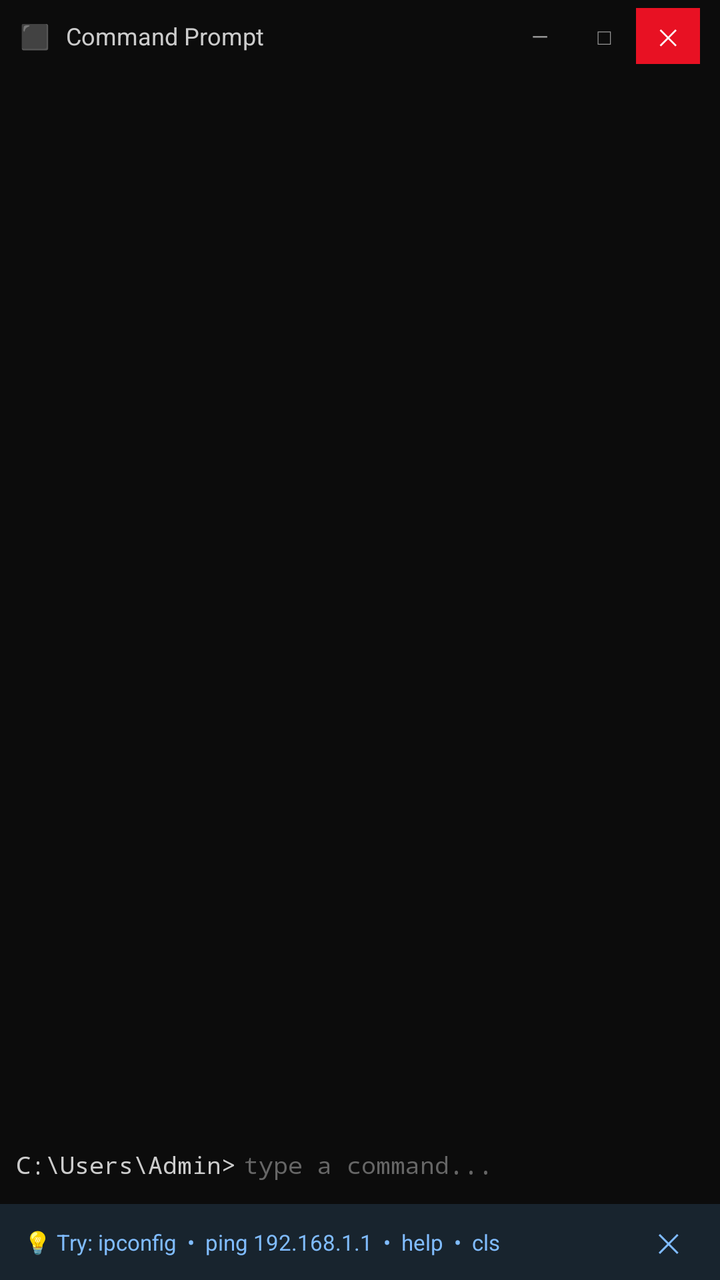
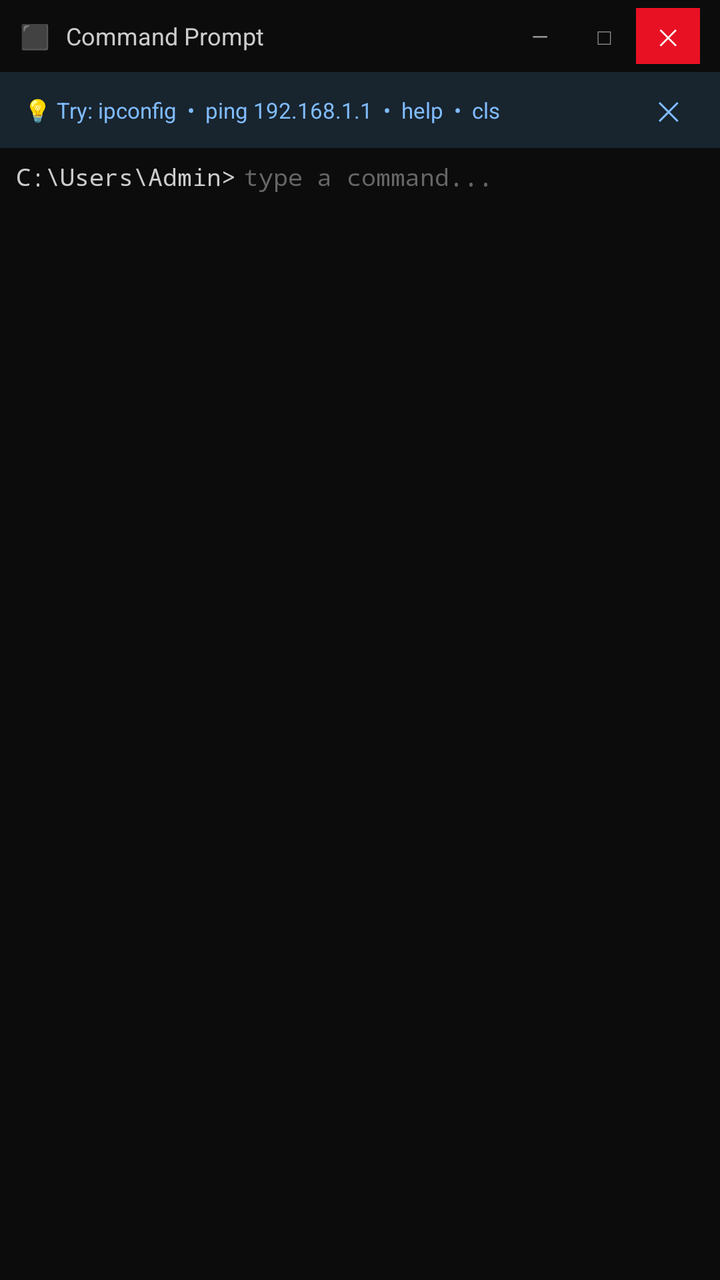

Screens rendered from an Android XML layout before and after an edit, with the pre-edit source and the edit as a unified diff.
<!-- AndroidManifest.xml: application theme Theme.ServerMasterNCII -->
<!-- res/layout/fragment_terminal_emulator.xml -->
<?xml version="1.0" encoding="utf-8"?>
<LinearLayout
    xmlns:android="http://schemas.android.com/apk/res/android"
    xmlns:app="http://schemas.android.com/apk/res-auto"
    xmlns:tools="http://schemas.android.com/tools"
    android:layout_width="match_parent"
    android:layout_height="match_parent"
    android:orientation="vertical"
    android:background="#1B1B1B"
    tools:context=".TerminalEmulatorFragment">

    <LinearLayout
        android:id="@+id/titleBar"
        android:layout_width="match_parent"
        android:layout_height="36dp"
        android:background="#0C0C0C"
        android:gravity="center_vertical"
        android:orientation="horizontal"
        android:paddingHorizontal="10dp">

        <TextView
            android:layout_width="wrap_content"
            android:layout_height="wrap_content"
            android:text="⬛"
            android:textSize="12sp" />

        <TextView
            android:layout_width="0dp"
            android:layout_height="wrap_content"
            android:layout_weight="1"
            android:layout_marginStart="8dp"
            android:text="Command Prompt"
            android:textColor="#CCCCCC"
            android:textSize="12sp"
            android:fontFamily="sans-serif" />

        <TextView
            android:id="@+id/btnWinMinimize"
            android:layout_width="32dp"
            android:layout_height="28dp"
            android:gravity="center"
            android:text="—"
            android:textColor="#999999"
            android:textSize="11sp"
            android:background="?attr/selectableItemBackground" />

        <TextView
            android:id="@+id/btnWinMaximize"
            android:layout_width="32dp"
            android:layout_height="28dp"
            android:gravity="center"
            android:text="□"
            android:textColor="#999999"
            android:textSize="11sp"
            android:background="?attr/selectableItemBackground" />

        <TextView
            android:id="@+id/btnWinClose"
            android:layout_width="32dp"
            android:layout_height="28dp"
            android:gravity="center"
            android:text="✕"
            android:textColor="#FFFFFF"
            android:textSize="11sp"
            android:background="@color/win_close_btn" />
    </LinearLayout>

    <ScrollView
        android:id="@+id/scrollOutput"
        android:layout_width="match_parent"
        android:layout_height="0dp"
        android:layout_weight="1"
        android:background="#0C0C0C"
        android:paddingHorizontal="8dp"
        android:paddingTop="8dp"
        android:scrollbars="vertical"
        android:fadeScrollbars="true"
        android:fillViewport="true">

        <TextView
            android:id="@+id/tvOutput"
            android:layout_width="match_parent"
            android:layout_height="wrap_content"
            android:fontFamily="monospace"
            android:textColor="#CCCCCC"
            android:textSize="12sp"
            android:lineSpacingMultiplier="1.25"
            android:textIsSelectable="true" />
    </ScrollView>

    <LinearLayout
        android:layout_width="match_parent"
        android:layout_height="wrap_content"
        android:orientation="horizontal"
        android:background="#0C0C0C"
        android:gravity="bottom"
        android:paddingHorizontal="8dp"
        android:paddingBottom="12dp">

        <TextView
            android:id="@+id/tvPrompt"
            android:layout_width="wrap_content"
            android:layout_height="wrap_content"
            android:text="C:\\Users\\Admin>"
            android:textColor="#CCCCCC"
            android:textSize="12sp"
            android:fontFamily="monospace"
            android:includeFontPadding="false" />

        <EditText
            android:id="@+id/etInput"
            android:layout_width="0dp"
            android:layout_height="wrap_content"
            android:layout_weight="1"
            android:background="@android:color/transparent"
            android:textColor="#CCCCCC"
            android:textColorHint="#666666"
            android:textSize="12sp"
            android:fontFamily="monospace"
            android:hint="type a command..."
            android:inputType="text"
            android:imeOptions="actionDone"
            android:maxLines="1"
            android:singleLine="true"
            android:textCursorDrawable="@null"
            android:paddingStart="4dp"
            android:paddingTop="0dp"
            android:paddingBottom="0dp"
            android:includeFontPadding="false"
            android:minHeight="0dp" />
    </LinearLayout>

    <LinearLayout
        android:id="@+id/hintBanner"
        android:layout_width="match_parent"
        android:layout_height="wrap_content"
        android:orientation="horizontal"
        android:background="#1A0078D4"
        android:gravity="center_vertical"
        android:paddingHorizontal="12dp"
        android:paddingVertical="10dp">

        <TextView
            android:layout_width="0dp"
            android:layout_height="wrap_content"
            android:layout_weight="1"
            android:text="💡 Try: ipconfig  •  ping 192.168.1.1  •  help  •  cls"
            android:textColor="#80BCFF"
            android:textSize="11sp"
            android:fontFamily="sans-serif" />

        <TextView
            android:id="@+id/btnDismissHint"
            android:layout_width="wrap_content"
            android:layout_height="wrap_content"
            android:text="✕"
            android:textColor="#80BCFF"
            android:textSize="13sp"
            android:paddingHorizontal="8dp"
            android:background="?attr/selectableItemBackground" />
    </LinearLayout>

</LinearLayout>
<!-- resources referenced by this layout -->
<resources>
  <color name="win_close_btn">#FFE81123</color>
  <style name="Theme.ServerMasterNCII" parent="Theme.ServerMasterNCII.CyberDark" />
  <style name="Theme.ServerMasterNCII.CyberDark" parent="Theme.Material3.DayNight.NoActionBar">
          <item name="colorPrimary">@color/cyber_neon_green</item>
          <item name="colorOnPrimary">@color/cyber_bg_primary</item>
          <item name="colorPrimaryContainer">@color/cyber_neon_green_dim</item>
          <item name="colorOnPrimaryContainer">@color/cyber_neon_green</item>
          <item name="android:colorBackground">@color/cyber_bg_deepest</item>
          <item name="colorSurface">@color/cyber_bg_surface</item>
          <item name="colorOnSurface">@color/cyber_text_primary</item>
          <item name="colorSurfaceVariant">@color/cyber_bg_card</item>
          <item name="colorOnSurfaceVariant">@color/cyber_text_secondary</item>
          <item name="android:windowDrawsSystemBarBackgrounds">true</item>
          <item name="android:navigationBarColor">@color/cyber_bg_deepest</item>
          <item name="android:statusBarColor">@color/cyber_bg_deepest</item>
          <item name="android:windowLightStatusBar">false</item>
          <item name="android:windowLightNavigationBar">false</item>
      </style>
  <color name="cyber_neon_green">#FF3DFF8F</color>
  <color name="cyber_bg_primary">#FF0A0A1A</color>
  <color name="cyber_neon_green_dim">#1A3DFF8F</color>
  <color name="cyber_bg_deepest">#FF0B0E11</color>
  <color name="cyber_bg_surface">#FF1A1A2E</color>
  <color name="cyber_text_primary">#FFEAEAEA</color>
  <color name="cyber_bg_card">#FF16213E</color>
  <color name="cyber_text_secondary">#FF667788</color>
</resources>

<!-- the commit's change to res/layout/fragment_terminal_emulator.xml (unified diff, before → after) -->
@@ -1,163 +1,246 @@
 <?xml version="1.0" encoding="utf-8"?>
-<LinearLayout
+<FrameLayout
     xmlns:android="http://schemas.android.com/apk/res/android"
     xmlns:app="http://schemas.android.com/apk/res-auto"
     xmlns:tools="http://schemas.android.com/tools"
     android:layout_width="match_parent"
     android:layout_height="match_parent"
-    android:orientation="vertical"
     android:background="#1B1B1B"
     tools:context=".TerminalEmulatorFragment">
 
-    <LinearLayout
-        android:id="@+id/titleBar"
-        android:layout_width="match_parent"
-        android:layout_height="36dp"
-        android:background="#0C0C0C"
-        android:gravity="center_vertical"
-        android:orientation="horizontal"
-        android:paddingHorizontal="10dp">
-
-        <TextView
-            android:layout_width="wrap_content"
-            android:layout_height="wrap_content"
-            android:text="⬛"
-            android:textSize="12sp" />
-
-        <TextView
-            android:layout_width="0dp"
-            android:layout_height="wrap_content"
-            android:layout_weight="1"
-            android:layout_marginStart="8dp"
-            android:text="Command Prompt"
-            android:textColor="#CCCCCC"
-            android:textSize="12sp"
-            android:fontFamily="sans-serif" />
-
-        <TextView
-            android:id="@+id/btnWinMinimize"
-            android:layout_width="32dp"
-            android:layout_height="28dp"
-            android:gravity="center"
-            android:text="—"
-            android:textColor="#999999"
-            android:textSize="11sp"
-            android:background="?attr/selectableItemBackground" />
-
-        <TextView
-            android:id="@+id/btnWinMaximize"
-            android:layout_width="32dp"
-            android:layout_height="28dp"
-            android:gravity="center"
-            android:text="□"
-            android:textColor="#999999"
-            android:textSize="11sp"
-            android:background="?attr/selectableItemBackground" />
-
-        <TextView
-            android:id="@+id/btnWinClose"
-            android:layout_width="32dp"
-            android:layout_height="28dp"
-            android:gravity="center"
-            android:text="✕"
-            android:textColor="#FFFFFF"
-            android:textSize="11sp"
-            android:background="@color/win_close_btn" />
-    </LinearLayout>
-
-    <ScrollView
-        android:id="@+id/scrollOutput"
-        android:layout_width="match_parent"
-        android:layout_height="0dp"
-        android:layout_weight="1"
-        android:background="#0C0C0C"
-        android:paddingHorizontal="8dp"
-        android:paddingTop="8dp"
-        android:scrollbars="vertical"
-        android:fadeScrollbars="true"
-        android:fillViewport="true">
-
-        <TextView
-            android:id="@+id/tvOutput"
-            android:layout_width="match_parent"
-            android:layout_height="wrap_content"
-            android:fontFamily="monospace"
-            android:textColor="#CCCCCC"
-            android:textSize="12sp"
-            android:lineSpacingMultiplier="1.25"
-            android:textIsSelectable="true" />
-    </ScrollView>
+    
+    
+    
 
     <LinearLayout
         android:layout_width="match_parent"
-        android:layout_height="wrap_content"
-        android:orientation="horizontal"
-        android:background="#0C0C0C"
-        android:gravity="bottom"
-        android:paddingHorizontal="8dp"
-        android:paddingBottom="12dp">
-
-        <TextView
-            android:id="@+id/tvPrompt"
-            android:layout_width="wrap_content"
+        android:layout_height="match_parent"
+        android:orientation="vertical">
+
+        <LinearLayout
+            android:id="@+id/titleBar"
+            android:layout_width="match_parent"
+            android:layout_height="36dp"
+            android:background="#0C0C0C"
+            android:gravity="center_vertical"
+            android:orientation="horizontal"
+            android:paddingHorizontal="10dp">
+
+            <TextView
+                android:layout_width="wrap_content"
+                android:layout_height="wrap_content"
+                android:text="⬛"
+                android:textSize="12sp" />
+
+            <TextView
+                android:layout_width="0dp"
+                android:layout_height="wrap_content"
+                android:layout_weight="1"
+                android:layout_marginStart="8dp"
+                android:text="Command Prompt"
+                android:textColor="#CCCCCC"
+                android:textSize="12sp"
+                android:fontFamily="sans-serif" />
+
+            <TextView
+                android:id="@+id/btnWinMinimize"
+                android:layout_width="32dp"
+                android:layout_height="28dp"
+                android:gravity="center"
+                android:text="—"
+                android:textColor="#999999"
+                android:textSize="11sp"
+                android:background="?attr/selectableItemBackground" />
+
+            <TextView
+                android:id="@+id/btnWinMaximize"
+                android:layout_width="32dp"
+                android:layout_height="28dp"
+                android:gravity="center"
+                android:text="□"
+                android:textColor="#999999"
+                android:textSize="11sp"
+                android:background="?attr/selectableItemBackground" />
+
+            <TextView
+                android:id="@+id/btnWinClose"
+                android:layout_width="32dp"
+                android:layout_height="28dp"
+                android:gravity="center"
+                android:text="✕"
+                android:textColor="#FFFFFF"
+                android:textSize="11sp"
+                android:background="@color/win_close_btn" />
+        </LinearLayout>
+
+        
+        <LinearLayout
+            android:id="@+id/hintBanner"
+            android:layout_width="match_parent"
             android:layout_height="wrap_content"
-            android:text="C:\\Users\\Admin>"
-            android:textColor="#CCCCCC"
-            android:textSize="12sp"
-            android:fontFamily="monospace"
-            android:includeFontPadding="false" />
-
-        <EditText
-            android:id="@+id/etInput"
-            android:layout_width="0dp"
+            android:orientation="horizontal"
+            android:background="#1A0078D4"
+            android:gravity="center_vertical"
+            android:paddingHorizontal="12dp"
+            android:paddingVertical="10dp">
+
+            <TextView
+                android:layout_width="0dp"
+                android:layout_height="wrap_content"
+                android:layout_weight="1"
+                android:text="💡 Try: ipconfig  •  ping 192.168.1.1  •  help  •  cls"
+                android:textColor="#80BCFF"
+                android:textSize="11sp"
+                android:fontFamily="sans-serif" />
+
+            <TextView
+                android:id="@+id/btnDismissHint"
+                android:layout_width="wrap_content"
+                android:layout_height="wrap_content"
+                android:text="✕"
+                android:textColor="#80BCFF"
+                android:textSize="13sp"
+                android:paddingHorizontal="8dp"
+                android:background="?attr/selectableItemBackground" />
+        </LinearLayout>
+
+        
+        <LinearLayout
+            android:layout_width="match_parent"
             android:layout_height="wrap_content"
+            android:orientation="horizontal"
+            android:background="#0C0C0C"
+            android:gravity="center_vertical"
+            android:paddingHorizontal="8dp"
+            android:paddingVertical="8dp">
+
+            <TextView
+                android:id="@+id/tvPrompt"
+                android:layout_width="wrap_content"
+                android:layout_height="wrap_content"
+                android:text="C:\\Users\\Admin>"
+                android:textColor="#CCCCCC"
+                android:textSize="12sp"
+                android:fontFamily="monospace"
+                android:includeFontPadding="false" />
+
+            <EditText
+                android:id="@+id/etInput"
+                android:layout_width="0dp"
+                android:layout_height="wrap_content"
+                android:layout_weight="1"
+                android:background="@android:color/transparent"
+                android:textColor="#CCCCCC"
+                android:textColorHint="#666666"
+                android:textSize="12sp"
+                android:fontFamily="monospace"
+                android:hint="type a command..."
+                android:inputType="text"
+                android:imeOptions="actionDone"
+                android:maxLines="1"
+                android:singleLine="true"
+                android:textCursorDrawable="@null"
+                android:paddingStart="4dp"
+                android:paddingTop="0dp"
+                android:paddingBottom="0dp"
+                android:includeFontPadding="false"
+                android:minHeight="0dp" />
+        </LinearLayout>
+
+        
+        <ScrollView
+            android:id="@+id/scrollOutput"
+            android:layout_width="match_parent"
+            android:layout_height="0dp"
             android:layout_weight="1"
-            android:background="@android:color/transparent"
-            android:textColor="#CCCCCC"
-            android:textColorHint="#666666"
-            android:textSize="12sp"
-            android:fontFamily="monospace"
-            android:hint="type a command..."
-            android:inputType="text"
-            android:imeOptions="actionDone"
-            android:maxLines="1"
-            android:singleLine="true"
-            android:textCursorDrawable="@null"
-            android:paddingStart="4dp"
-            android:paddingTop="0dp"
-            android:paddingBottom="0dp"
-            android:includeFontPadding="false"
-            android:minHeight="0dp" />
+            android:background="#0C0C0C"
+            android:paddingHorizontal="8dp"
+            android:paddingTop="8dp"
+            android:scrollbars="vertical"
+            android:fadeScrollbars="true"
+            android:fillViewport="true">
+
+            <TextView
+                android:id="@+id/tvOutput"
+                android:layout_width="match_parent"
+                android:layout_height="wrap_content"
+                android:fontFamily="monospace"
+                android:textColor="#CCCCCC"
+                android:textSize="12sp"
+                android:lineSpacingMultiplier="1.25"
+                android:textIsSelectable="true" />
+        </ScrollView>
+
     </LinearLayout>
 
-    <LinearLayout
-        android:id="@+id/hintBanner"
+    
+    
+    
+
+    <FrameLayout
+        android:id="@+id/overlayContainer"
         android:layout_width="match_parent"
-        android:layout_height="wrap_content"
-        android:orientation="horizontal"
-        android:background="#1A0078D4"
-        android:gravity="center_vertical"
-        android:paddingHorizontal="12dp"
-        android:paddingVertical="10dp">
-
-        <TextView
-            android:layout_width="0dp"
+        android:layout_height="match_parent"
+        android:background="#CC000000"
+        android:clickable="true"
+        android:focusable="true"
+        android:visibility="gone">
+
+        <LinearLayout
+            android:layout_width="match_parent"
             android:layout_height="wrap_content"
-            android:layout_weight="1"
-            android:text="💡 Try: ipconfig  •  ping 192.168.1.1  •  help  •  cls"
-            android:textColor="#80BCFF"
-            android:textSize="11sp"
-            android:fontFamily="sans-serif" />
-
-        <TextView
-            android:id="@+id/btnDismissHint"
-            android:layout_width="wrap_content"
-            android:layout_height="wrap_content"
-            android:text="✕"
-            android:textColor="#80BCFF"
-            android:textSize="13sp"
-            android:paddingHorizontal="8dp"
-            android:background="?attr/selectableItemBackground" />
-    </LinearLayout>
-
-</LinearLayout>
+            android:layout_gravity="center"
+            android:gravity="center"
+            android:orientation="vertical"
+            android:padding="32dp">
+
+            <com.airbnb.lottie.LottieAnimationView
+                android:id="@+id/lottieAnimation"
+                android:layout_width="200dp"
+                android:layout_height="200dp"
+                app:lottie_autoPlay="false"
+                app:lottie_loop="false"
+                app:lottie_fileName="welcome_celebration.json" />
+
+            <TextView
+                android:id="@+id/tvSuccessTitle"
+                android:layout_width="wrap_content"
+                android:layout_height="wrap_content"
+                android:layout_marginTop="20dp"
+                android:text="✅ Task Completed!"
+                android:textColor="@android:color/white"
+                android:textSize="22sp"
+                android:textStyle="bold"
+                android:fontFamily="sans-serif-medium"
+                android:visibility="gone" />
+
+            <TextView
+                android:id="@+id/tvSuccessMessage"
+                android:layout_width="wrap_content"
+                android:layout_height="wrap_content"
+                android:layout_marginTop="8dp"
+                android:gravity="center"
+                android:text="You have successfully completed\nthe terminal configuration task"
+                android:textColor="#CCCCCC"
+                android:textSize="15sp"
+                android:lineSpacingMultiplier="1.3"
+                android:visibility="gone" />
+
+            <com.google.android.material.button.MaterialButton
+                android:id="@+id/btnDismissOverlay"
+                style="@style/Widget.Material3.Button"
+                android:layout_width="wrap_content"
+                android:layout_height="wrap_content"
+                android:layout_marginTop="24dp"
+                android:text="Continue"
+                android:textAllCaps="false"
+                app:cornerRadius="12dp"
+                app:backgroundTint="#00FF9F"
+                android:textColor="#0A0A0F"
+                android:visibility="gone" />
+
+        </LinearLayout>
+
+    </FrameLayout>
+
+</FrameLayout>
<!-- resource entries referenced after the edit -->
@@ -17,6 +17,17 @@
           <item name="android:statusBarColor">@color/cyber_bg_deepest</item>
           <item name="android:windowLightStatusBar">false</item>
           <item name="android:windowLightNavigationBar">false</item>
+          <item name="bgDeepest">@color/cyber_bg_deepest</item>
+          <item name="bgPrimary">@color/cyber_bg_primary</item>
+          <item name="bgSurface">@color/cyber_bg_surface</item>
+          <item name="bgCard">@color/cyber_card_surface</item>
+          <item name="textPrimary">@color/cyber_text_primary</item>
+          <item name="textSecondary">@color/cyber_text_secondary</item>
+          <item name="textMuted">@color/cyber_text_muted</item>
+          <item name="accentColor">@color/cyber_neon_green</item>
+          <item name="accentColorDim">@color/cyber_neon_green_dim</item>
+          <item name="strokeLocked">@color/cyber_stroke_locked</item>
+          <item name="dividerColor">@color/cyber_divider</item>
       </style>
   <color name="cyber_neon_green">#FF3DFF8F</color>
   <color name="cyber_bg_primary">#FF0A0A1A</color>
@@ -26,5 +37,9 @@
   <color name="cyber_text_primary">#FFEAEAEA</color>
   <color name="cyber_bg_card">#FF16213E</color>
   <color name="cyber_text_secondary">#FF667788</color>
+  <color name="cyber_card_surface">#FF111620</color>
+  <color name="cyber_text_muted">#FF556677</color>
+  <color name="cyber_stroke_locked">#FF1A1F2E</color>
+  <color name="cyber_divider">#FF2A2A4A</color>
 </resources>
 
